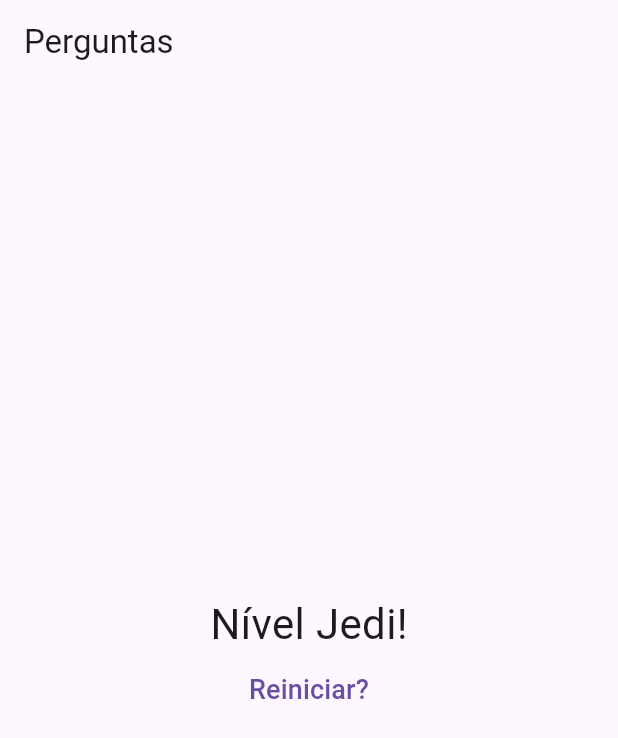
After one commit to Vinicius-Rodriguess/quiz_flutter, a Flutter app: the screen it shows after launch, after a tap on "Preto", after a tap on "Cobra", after a tap on "João", on a phone screen of 412 x 824 dp. The commit adds this screen. Shown: the top 738 px of the screen. Run offline on Flutter 3.47's test engine with Material 3 defaults, Android fonts, the phone set to English and light mode, and no system bars.

Commit message:
:sparkles: feat: Adicionado Questionario e Resultado

```diff
--- a/lib/main.dart
+++ b/lib/main.dart
@@ -1,32 +1,56 @@
 import 'package:flutter/material.dart';
-import './questao.dart';
-import './resposta.dart';
+import './questionario.dart';
+import './resultado.dart';
 
 void main() => runApp(const PerguntaApp());
 
 class _PerguntaAppState extends State<PerguntaApp> {
   var _perguntaSelecionada = 0;
+  var _pontuacaoTotal = 0;
   final _perguntas = const [
     {
       'texto': 'Qual é a sua cor favorita?',
-      'respostas': ['Preto', 'Vermelho', 'Verde', 'Branco'],
+      'respostas': [
+        {'texto': 'Preto', 'pontuacao': 10},
+        {'texto': 'Vermelho', 'pontuacao': 5},
+        {'texto': 'Verde', 'pontuacao': 3},
+        {'texto': 'Branco', 'pontuacao': 1},
+      ],
     },
     {
       'texto': 'Qual é o seu animal favorito?',
-      'respostas': ['Coelho', 'Cobra', 'Elefante', 'Leão'],
+      'respostas': [
+        {'texto': 'Coelho', 'pontuacao': 10},
+        {'texto': 'Cobra', 'pontuacao': 5},
+        {'texto': 'Elefante', 'pontuacao': 3},
+        {'texto': 'Leão', 'pontuacao': 1},
+      ],
     },
     {
       'texto': 'Qual é o seu instrutor favorito?',
-      'respostas': ['Maria', 'João', 'Leo', 'Pedro'],
+      'respostas': [
+        {'texto': 'Leo', 'pontuacao': 10},
+        {'texto': 'Maria', 'pontuacao': 5},
+        {'texto': 'João', 'pontuacao': 3},
+        {'texto': 'Pedro', 'pontuacao': 1},
+      ],
     },
   ];
 
-  void _responder() {
+  void _responder(int pontuacao) {
     if (temPerguntaSelecionada) {
       setState(() {
         _perguntaSelecionada++;
+        _pontuacaoTotal += pontuacao;
       });
     }
+  }
+
+  void _reiniciarQuestionario() {
+    setState(() {
+      _perguntaSelecionada = 0;
+      _pontuacaoTotal = 0;
+    });
   }
 
   bool get temPerguntaSelecionada {
@@ -35,21 +59,16 @@ class _PerguntaAppState extends State<PerguntaApp> {
 
   @override
   Widget build(BuildContext context) {
-    List<String> respostas = temPerguntaSelecionada
-        ? _perguntas[_perguntaSelecionada]['respostas'] as List<String>
-        : [];
-
     return MaterialApp(
       home: Scaffold(
         appBar: AppBar(title: const Text('Perguntas')),
         body: temPerguntaSelecionada
-            ? Column(
-                children: [
-                  Questao(_perguntas[_perguntaSelecionada]['texto'] as String),
-                  ...respostas.map((t) => Resposta(t, _responder)).toList(),
-                ],
+            ? Questionario(
+                perguntas: _perguntas,
+                perguntaSelecionada: _perguntaSelecionada,
+                quandoResponder: _responder,
               )
-            : Center(child: Text('Parabéns!', style: TextStyle(fontSize: 28))),
+            : Resultado(_pontuacaoTotal, _reiniciarQuestionario),
       ),
     );
   }
--- a/lib/questao.dart
+++ b/lib/questao.dart
@@ -3,16 +3,16 @@ import 'package:flutter/material.dart';
 class Questao extends StatelessWidget {
   final String texto;
 
-  Questao(this.texto);
+  const Questao(this.texto, {super.key});
 
   @override
   Widget build(BuildContext context) {
     return Container(
       width: double.infinity,
-      margin: EdgeInsets.all(10),
+      margin: const EdgeInsets.all(10),
       child: Text(
         texto,
-        style: TextStyle(fontSize: 28),
+        style: const TextStyle(fontSize: 28),
         textAlign: TextAlign.center,
       ),
     );
--- /dev/null
+++ b/lib/questionario.dart
@@ -0,0 +1,40 @@
+import 'package:flutter/material.dart';
+import './questao.dart';
+import './resposta.dart';
+
+class Questionario extends StatelessWidget {
+  final List<Map<String, Object>> perguntas;
+  final int perguntaSelecionada;
+  final void Function(int) quandoResponder;
+
+  const Questionario({
+    required this.perguntas,
+    required this.perguntaSelecionada,
+    required this.quandoResponder,
+    super.key,
+  });
+
+  bool get temPerguntaSelecionada {
+    return perguntaSelecionada < perguntas.length;
+  }
+
+  @override
+  Widget build(BuildContext context) {
+    List<Map<String, Object>> respostas = temPerguntaSelecionada
+        ? perguntas[perguntaSelecionada]['respostas']
+              as List<Map<String, Object>>
+        : [];
+
+    return Column(
+      children: [
+        Questao(perguntas[perguntaSelecionada]['texto'] as String),
+        ...respostas.map((resp) {
+          return Resposta(
+            resp['texto'] as String,
+            () => quandoResponder(resp['pontuacao'] as int),
+          );
+        }).toList(),
+      ],
+    );
+  }
+}
--- /dev/null
+++ b/lib/resultado.dart
@@ -0,0 +1,40 @@
+import 'package:flutter/material.dart';
+
+class Resultado extends StatelessWidget {
+  final int pontuacao;
+  final void Function() quandoReiniciarQuestionario;
+
+  const Resultado(
+    this.pontuacao,
+    this.quandoReiniciarQuestionario, {
+    super.key,
+  });
+
+  String get fraseResultado {
+    if (pontuacao < 8) {
+      return 'Parabéns';
+    } else if (pontuacao < 12) {
+      return 'Você é bom!';
+    } else if (pontuacao < 16) {
+      return 'Impressionante!';
+    } else {
+      return 'Nível Jedi!';
+    }
+  }
+
+  @override
+  Widget build(BuildContext context) {
+    return Column(
+      mainAxisAlignment: MainAxisAlignment.center,
+      children: [
+        Center(
+          child: Text(fraseResultado, style: const TextStyle(fontSize: 28)),
+        ),
+        TextButton(
+          onPressed: quandoReiniciarQuestionario,
+          child: const Text('Reiniciar?', style: TextStyle(fontSize: 18)),
+        ),
+      ],
+    );
+  }
+}
```
